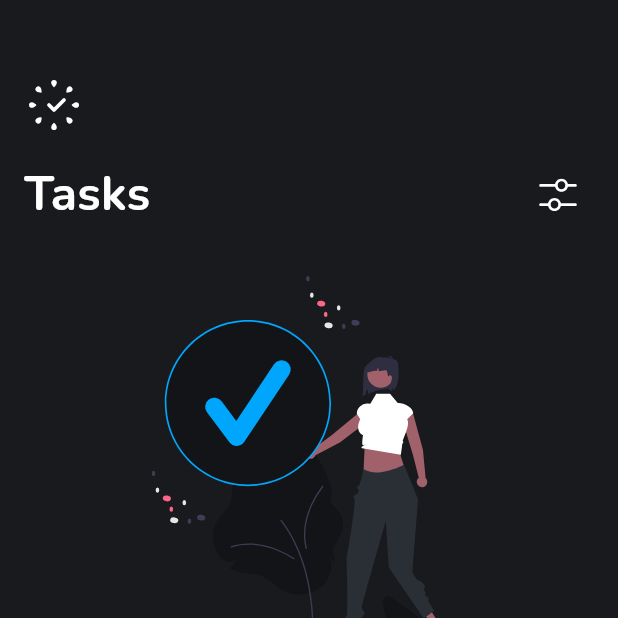
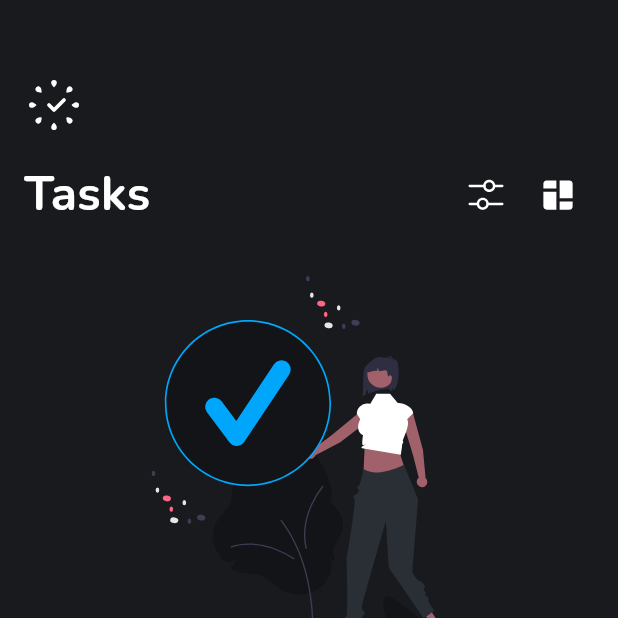
Before and after one commit to KenStarry/TaskEase, a Flutter app: the screen it shows after launch, on a phone screen of 412 x 824 dp, the top half of it. Run offline on Flutter 3.47's test engine with Material 3 defaults, Android fonts, the phone set to English and light mode, and no system bars; drawn by our look-alikes of animated_bottom_navigation_bar; our stand-ins replace bloc, cached_network_image, calendar_date_picker2, curved_navigation_bar, easy_date_timeline, equatable and 12 more; accounts and stored records are empty.

Commit message:
Page Header updates and improvements

```diff
--- a/lib/core/presentation/components/page_header.dart
+++ b/lib/core/presentation/components/page_header.dart
@@ -1,6 +1,12 @@
 import 'package:cached_network_image/cached_network_image.dart';
 import 'package:flutter/material.dart';
+import 'package:flutter_bloc/flutter_bloc.dart';
 import 'package:flutter_svg/svg.dart';
+import 'package:task_ease/core/presentation/components/popups/layout_popover.dart';
+import 'package:task_ease/features/tasks/presentation/bloc/task_layout_bloc.dart';
+
+import '../../../features/tasks/domain/use_cases/task_use_cases.dart';
+import '../../di/di.dart';
 
 class DashHeader extends StatelessWidget {
   const DashHeader({super.key});
@@ -27,8 +33,9 @@ class DashHeader extends StatelessWidget {
               Container(
                 width: 35,
                 height: 35,
-                decoration:
-                    BoxDecoration(shape: BoxShape.circle, color: Theme.of(context).colorScheme.onSecondary),
+                decoration: BoxDecoration(
+                    shape: BoxShape.circle,
+                    color: Theme.of(context).colorScheme.onSecondary),
                 child: ClipRRect(
                   borderRadius: BorderRadius.circular(100),
                   child: CachedNetworkImage(
@@ -121,19 +128,38 @@ class TasksHeader extends StatelessWidget {
                     style: TextStyle(
                       fontSize: 32,
                       fontWeight:
-                      Theme.of(context).textTheme.titleLarge!.fontWeight,
+                          Theme.of(context).textTheme.titleLarge!.fontWeight,
                       color: Theme.of(context).textTheme.titleLarge!.color,
                     )),
               ),
               IconButton(
-                  onPressed: () {},
-                  icon: SvgPicture.asset(
-                      "assets/images/icons/filter.svg",
-                      width: 28,
-                      height: 28,
+                  onPressed: () {
+                    final taskUseCases = locator.get<TaskUseCases>();
+
+                    taskUseCases.clearTasksInHive.call();
+                  },
+                  icon: SvgPicture.asset("assets/images/icons/filter.svg",
+                      width: 26,
+                      height: 26,
                       colorFilter: ColorFilter.mode(
                           Theme.of(context).textTheme.bodyMedium!.color!,
-                          BlendMode.srcIn)))
+                          BlendMode.srcIn))),
+              Builder(builder: (layoutContext) {
+                return IconButton(
+                    onPressed: () {
+                      showLayoutPopOver(layoutContext, onSelected: (layout) {
+                        //  populate this to bloc
+                        BlocProvider.of<TaskLayoutBloc>(context)
+                            .add(ToggleTaskLayoutEvent(layout: layout));
+                      });
+                    },
+                    icon: SvgPicture.asset("assets/images/icons/layout.svg",
+                        width: 26,
+                        height: 26,
+                        colorFilter: ColorFilter.mode(
+                            Theme.of(context).textTheme.bodyMedium!.color!,
+                            BlendMode.srcIn)));
+              })
             ],
           )
         ],
@@ -173,14 +199,13 @@ class CalendarHeader extends StatelessWidget {
                     style: TextStyle(
                       fontSize: 28,
                       fontWeight:
-                      Theme.of(context).textTheme.titleLarge!.fontWeight,
+                          Theme.of(context).textTheme.titleLarge!.fontWeight,
                       color: Theme.of(context).textTheme.titleLarge!.color,
                     )),
               ),
               IconButton(
                   onPressed: () {},
-                  icon: SvgPicture.asset(
-                      "assets/images/icons/filter.svg",
+                  icon: SvgPicture.asset("assets/images/icons/filter.svg",
                       width: 28,
                       height: 28,
                       colorFilter: ColorFilter.mode(
--- a/lib/features/tasks/presentation/bloc/update_task_bloc.dart
+++ b/lib/features/tasks/presentation/bloc/update_task_bloc.dart
@@ -24,7 +24,7 @@ class UpdateTaskBloc extends Bloc<UpdateTaskEvent, UpdateTaskState> {
       await taskUseCases.updateTaskInHive
           .call(updatedTask: event.updatedTask)
           .then((allTasks) {
-        emit(UpdateTaskSuccess());
+        emit(UpdateTaskSuccess(updatedTask: event.updatedTask));
       });
     } catch (error) {
       emit(UpdateTaskFailed(errorMessage: error.toString()));
```
